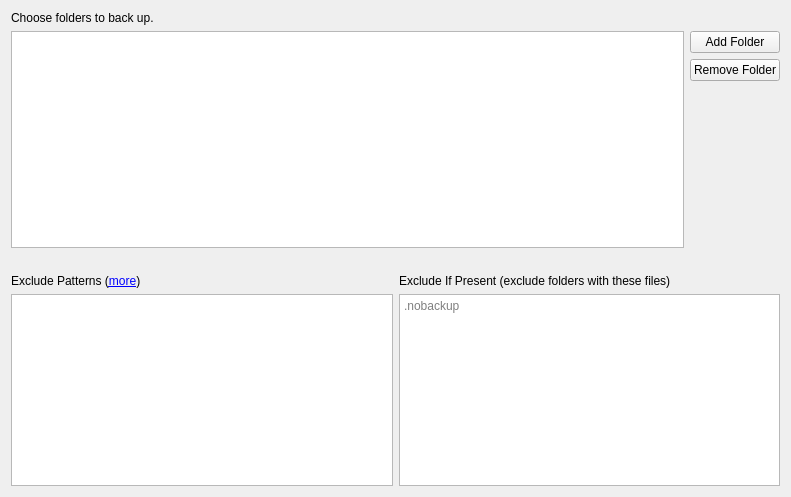
This is src/vorta/assets/UI/sourcetab.ui in borgbase/vorta as Qt 5 draws it before an edit. The edited form follows.
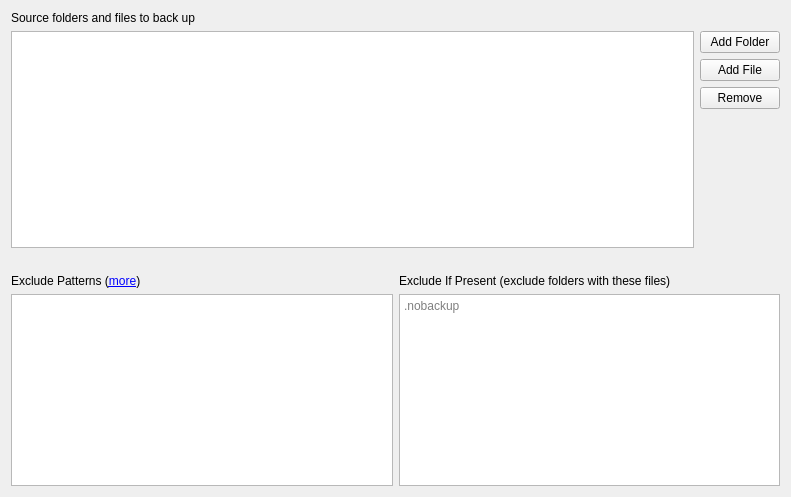
This is the edited form.

Commit message: sources: add option to add a single file

```diff
--- a/src/vorta/assets/UI/sourcetab.ui
+++ b/src/vorta/assets/UI/sourcetab.ui
@@ -17,7 +17,7 @@
    <item>
     <widget class="QLabel" name="label_6">
      <property name="text">
-      <string>Choose folders to back up.</string>
+      <string>Source folders and files to back up</string>
      </property>
     </widget>
    </item>
@@ -48,10 +48,17 @@
          </property>
         </widget>
        </item>
+       <item>
+        <widget class="QPushButton" name="sourceAddFile">
+         <property name="text">
+          <string>Add File</string>
+         </property>
+        </widget>
+       </item>
        <item alignment="Qt::AlignTop">
         <widget class="QPushButton" name="sourceRemove">
          <property name="text">
-          <string>Remove Folder</string>
+          <string>Remove</string>
          </property>
         </widget>
        </item>
```
Left out of the diff: 2 changed lines with no effect on the pictures. The commit also changes 2 other files.
